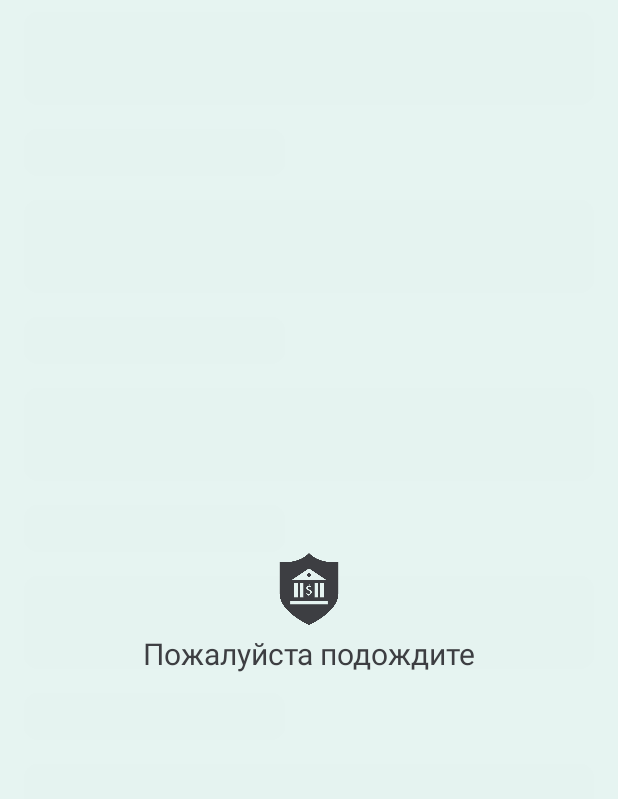
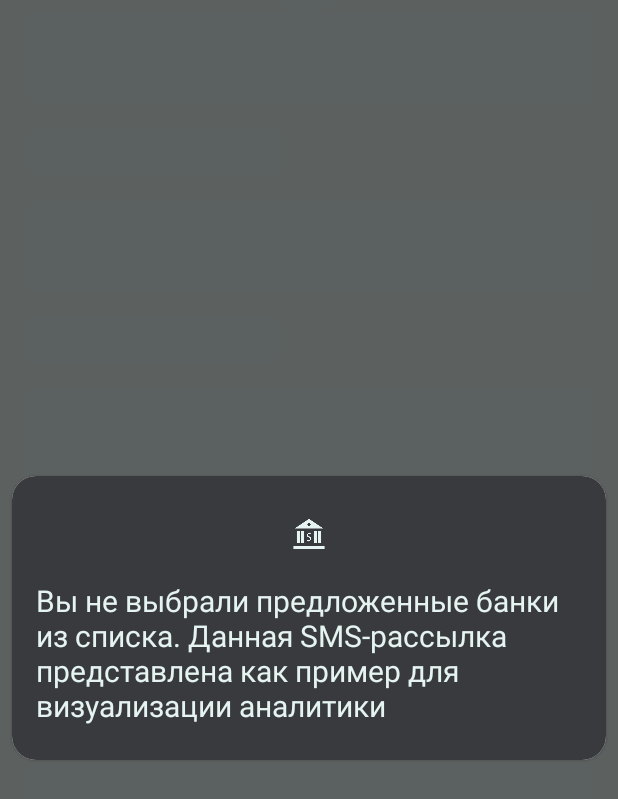
Before and after one commit to MaksimKischenko/BankingBy, an Android app built with Jetpack Compose: the screen it shows after launch (MainActivity), on a phone screen of 412 x 824 dp. Shown: the top 799 px of the screen. Run offline under Robolectric (Android 15) with nearby library versions, the light colour scheme and no system bars; our stand-ins replace Dagger/Hilt's generated code, Shimmer; libraries missing offline, so code that uses them is left out: co.yml.charts; 18 statements that could not run were skipped.

Commit message:
last v 1.6.1+4

```diff
--- a/app/build.gradle.kts
+++ b/app/build.gradle.kts
@@ -13,8 +13,8 @@ android {
         applicationId = "com.production.smsbankinganalitics"
         minSdk = 26
         targetSdk = 34
-        versionCode = 1
-        versionName = "1.4"
+        versionCode = 4
+        versionName = "1.6"
         testInstrumentationRunner = "androidx.test.runner.AndroidJUnitRunner"
         vectorDrawables {
             useSupportLibrary = true
--- a/app/src/main/AndroidManifest.xml
+++ b/app/src/main/AndroidManifest.xml
@@ -27,12 +27,9 @@
         <activity
             android:name=".MainActivity"
             android:exported="true"
-            android:label="@string/app_name"
             android:theme="@style/Theme.SmsBankingAnalitics">
-
             <intent-filter>
                 <action android:name="android.intent.action.MAIN" />
-
                 <category android:name="android.intent.category.LAUNCHER" />
             </intent-filter>
         </activity>
--- a/app/src/main/java/com/production/smsbankinganalitics/MainActivity.kt
+++ b/app/src/main/java/com/production/smsbankinganalitics/MainActivity.kt
@@ -1,5 +1,7 @@
 package com.production.smsbankinganalitics
 
+import android.annotation.SuppressLint
+import android.content.pm.ActivityInfo
 import android.os.Build
 import android.os.Bundle
 import androidx.activity.ComponentActivity
@@ -25,9 +27,11 @@ import dagger.hilt.android.AndroidEntryPoint
 
 @AndroidEntryPoint
 class MainActivity : ComponentActivity() {
+    @SuppressLint("SourceLockedOrientationActivity")
     @RequiresApi(Build.VERSION_CODES.TIRAMISU)
     override fun onCreate(savedInstanceState: Bundle?) {
         super.onCreate(savedInstanceState)
+        requestedOrientation = ActivityInfo.SCREEN_ORIENTATION_PORTRAIT;
         setContent {
             AppWrapper()
         }
--- a/app/src/main/java/com/production/smsbankinganalitics/model/SmsAddress.kt
+++ b/app/src/main/java/com/production/smsbankinganalitics/model/SmsAddress.kt
@@ -4,7 +4,7 @@ import com.production.smsbankinganalitics.R
 
 
 enum class SmsAddress(val labelArray: Array<String>, val resId:Int) {
-    NO(arrayOf(""), R.drawable.unknown),
+    NO(arrayOf("NO"), R.drawable.unknown),
     BNB(arrayOf("BNB-BANK","BNB-Bank"), R.drawable.bnb_logo),
     ASB(arrayOf("ASB.BY", "Mbank"), R.drawable.asb_logo),
     BSB(arrayOf("BSB-Bank"), R.drawable.bsb_logo),
--- a/app/src/main/java/com/production/smsbankinganalitics/view/screens/sms_banking/SmsBankingScreen.kt
+++ b/app/src/main/java/com/production/smsbankinganalitics/view/screens/sms_banking/SmsBankingScreen.kt
@@ -35,6 +35,7 @@ import com.production.smsbankinganalitics.view_models.SmsReceiverViewModel
 import com.production.smsbankinganalitics.view_models.UiEffectsEvent
 import com.production.smsbankinganalitics.view_models.UiEffectsViewModel
 import com.production.smsbankinganalitics.view.widgets.AppDrawer
+import com.production.smsbankinganalitics.view.widgets.InfoDialog
 import com.production.smsbankinganalitics.view.widgets.SmsAppBar
 import com.production.smsbankinganalitics.view.widgets.SmsFilterDialog
 import kotlinx.coroutines.launch
@@ -53,7 +54,8 @@ fun SmsBankingScreen(
     val scope = rememberCoroutineScope()
     val drawerState = rememberDrawerState(initialValue = DrawerValue.Closed)
     val dateState = rememberDatePickerState()
-    val openDialog = remember { mutableStateOf(false) }
+    val openDatePickerDialog = remember { mutableStateOf(false) }
+    val openInfoDialog = remember { mutableStateOf(false) }
     val snackbarHostState = remember { SnackbarHostState() }
     val pullRefreshState =
         rememberPullRefreshState(
@@ -65,6 +67,9 @@ fun SmsBankingScreen(
 
     LaunchedEffect(key1 = true) {
         onLoad(context, smsAddress, smsReceiverViewModel)
+        if(smsAddress == SmsAddress.NO) {
+            openInfoDialog.value = true
+        }
 
     }
     SideEffect {
@@ -99,7 +104,7 @@ fun SmsBankingScreen(
                                 }
                             },
                             onFilterClick = {
-                                openDialog.value = true
+                                openDatePickerDialog.value = true
                             }
                         )
                     }
@@ -126,7 +131,11 @@ fun SmsBankingScreen(
                             smsReceiverViewModel,
                             dateState.selectedDateMillis
                         )
-                    }, dateState, openDialog = openDialog
+                    },
+                    dateState, openDialog = openDatePickerDialog
+                )
+                InfoDialog(
+                    openDialog = openInfoDialog,
                 )
             }
         }
--- /dev/null
+++ b/app/src/main/java/com/production/smsbankinganalitics/view/widgets/InfoDialog.kt
@@ -0,0 +1,79 @@
+package com.production.smsbankinganalitics.view.widgets
+
+import androidx.compose.foundation.Image
+import androidx.compose.foundation.background
+import androidx.compose.foundation.layout.Arrangement
+import androidx.compose.foundation.layout.Column
+import androidx.compose.foundation.layout.IntrinsicSize
+import androidx.compose.foundation.layout.fillMaxSize
+import androidx.compose.foundation.layout.fillMaxWidth
+import androidx.compose.foundation.layout.height
+import androidx.compose.foundation.layout.padding
+import androidx.compose.foundation.layout.size
+import androidx.compose.foundation.shape.RoundedCornerShape
+import androidx.compose.material3.ElevatedCard
+import androidx.compose.material3.MaterialTheme
+import androidx.compose.material3.Text
+import androidx.compose.runtime.Composable
+import androidx.compose.runtime.MutableState
+import androidx.compose.ui.Alignment
+import androidx.compose.ui.Modifier
+import androidx.compose.ui.layout.ContentScale
+import androidx.compose.ui.res.painterResource
+import androidx.compose.ui.text.TextStyle
+import androidx.compose.ui.text.font.FontWeight
+import androidx.compose.ui.unit.dp
+import androidx.compose.ui.unit.sp
+import androidx.compose.ui.window.Dialog
+import com.production.smsbankinganalitics.R
+import com.production.smsbankinganalitics.view_models.utils.Localization
+
+@Composable
+fun InfoDialog(
+    openDialog: MutableState<Boolean>
+) {
+    when {
+        openDialog.value -> {
+            Dialog(
+                onDismissRequest = {
+                    openDialog.value = false
+                }
+            ) {
+                ElevatedCard(
+                    modifier = Modifier
+                        .fillMaxWidth()
+                        .height(IntrinsicSize.Min)
+                        .padding(8.dp),
+                    shape = RoundedCornerShape(16.dp),
+                ) {
+                    Column(
+                        verticalArrangement = Arrangement.Center,
+                        horizontalAlignment = Alignment.CenterHorizontally,
+                        modifier = Modifier
+                            .background(color = MaterialTheme.colorScheme.tertiary)
+                            .fillMaxSize()
+                            .padding(16.dp)
+                    ) {
+                        Image(
+                            painterResource(id = R.drawable.banking),
+                            contentDescription = "banking",
+                            contentScale = ContentScale.Fit,
+                            modifier = Modifier
+                                .size(48.dp)
+                                .padding(vertical = 4.dp)
+                        )
+                        Text(
+                            text = Localization.withComposable(R.string.info_dialog_example),
+                            modifier = Modifier.padding(vertical = 8.dp),
+                            style = TextStyle(
+                                fontWeight = FontWeight.Normal,
+                                color = MaterialTheme.colorScheme.onTertiary
+                            ),
+                            fontSize = 20.sp,
+                        )
+                    }
+                }
+            }
+        }
+    }
+}
--- a/app/src/main/java/com/production/smsbankinganalitics/view/widgets/SmsFilterDialog.kt
+++ b/app/src/main/java/com/production/smsbankinganalitics/view/widgets/SmsFilterDialog.kt
@@ -1,5 +1,7 @@
 package com.production.smsbankinganalitics.view.widgets
 
+import androidx.compose.foundation.layout.IntrinsicSize
+import androidx.compose.foundation.layout.height
 import androidx.compose.material3.Button
 import androidx.compose.material3.ButtonColors
 import androidx.compose.material3.DatePicker
@@ -10,6 +12,7 @@ import androidx.compose.material3.MaterialTheme
 import androidx.compose.material3.Text
 import androidx.compose.runtime.Composable
 import androidx.compose.runtime.MutableState
+import androidx.compose.ui.Modifier
 import androidx.compose.ui.unit.dp
 import com.production.smsbankinganalitics.R
 import com.production.smsbankinganalitics.view_models.utils.Localization
--- a/app/src/main/java/com/production/smsbankinganalitics/view_models/SmsReceiverViewModel.kt
+++ b/app/src/main/java/com/production/smsbankinganalitics/view_models/SmsReceiverViewModel.kt
@@ -16,10 +16,12 @@ import com.production.smsbankinganalitics.model.SmsAddress
 import com.production.smsbankinganalitics.model.SmsArgs
 import com.production.smsbankinganalitics.model.SmsCommonInfo
 import com.production.smsbankinganalitics.model.SmsParsedBody
+import com.production.smsbankinganalitics.view_models.data.repositories.ExampleSmsRepository
 import com.production.smsbankinganalitics.view_models.services.SMSReceiver
 import com.production.smsbankinganalitics.view_models.services.SmsBroadcastReceiver
 import com.production.smsbankinganalitics.view_models.services.SmsParsers.SmsParser
 import com.production.smsbankinganalitics.view_models.services.SmsParsers.SmsParserFactory
+import com.production.smsbankinganalitics.view_models.services.SmsParsers.SmsUnknownParser
 import com.production.smsbankinganalitics.view_models.utils.DateUtils
 import com.production.smsbankinganalitics.view_models.utils.Localization
 import dagger.hilt.android.lifecycle.HiltViewModel
@@ -50,15 +52,23 @@ class SmsReceiverViewModel @Inject constructor(
     fun onEvent(event: SmsReceiverEvent) {
         viewModelScope.launch(Dispatchers.IO) {
             try {
+                val noParsedSmsMap: Map<String, LocalDateTime>
+
                 when (event) {
                     is SmsReceiverEvent.ByArgs -> {
                         if ((event.smsArgs.dateFrom ?: 0) < System.currentTimeMillis()) {
                             state = state.copy(isLoading = true)
                             val smsReceiver = SMSReceiver
                             smsParser = factory.setParserBankType(event.smsArgs.smsAddress)
-                            val noParsedSmsMap =
+
+                            noParsedSmsMap = if(smsParser is SmsUnknownParser) {
+                                ExampleSmsRepository.noParsedSmsMap
+                            } else {
                                 smsReceiver.getAllSMSByAddress(event.smsArgs, event.context)
+                            }
+
                             smsAddress = event.smsArgs.smsAddress
+
                             if (noParsedSmsMap.isNotEmpty()) {
                                 makeSmsBankingListIfExists(noParsedSmsMap, event)
                             } else {
--- a/app/src/main/java/com/production/smsbankinganalitics/view_models/SplashViewModel.kt
+++ b/app/src/main/java/com/production/smsbankinganalitics/view_models/SplashViewModel.kt
@@ -32,12 +32,12 @@ class SplashViewModel @Inject constructor(
             if (result.all { it.value }) {
                 onFirstLoad(navHostController)
             } else {
-                setPermissionsByDetailSettings(context)
+                setPermissionsByDetailsSettings(context)
             }
         }
     }
 
-    private fun setPermissionsByDetailSettings(context: Context) {
+    private fun setPermissionsByDetailsSettings(context: Context) {
         val intent = Intent(Settings.ACTION_APPLICATION_DETAILS_SETTINGS)
         val uri = Uri.fromParts("package", context.packageName, null)
         intent.setData(uri)
--- /dev/null
+++ b/app/src/main/java/com/production/smsbankinganalitics/view_models/data/repositories/ExampleSmsRepository.kt
@@ -0,0 +1,17 @@
+package com.production.smsbankinganalitics.view_models.data.repositories
+
+import java.time.LocalDateTime
+import java.time.format.DateTimeFormatter
+import javax.inject.Inject
+
+class ExampleSmsRepository {
+    companion object {
+        val noParsedSmsMap: Map<String, LocalDateTime> = mapOf(
+            "Zachisleno 1063.00 BYN na Visa#7777; EXAMPLE BANK>MINSK>BY; MCC 0; 25.05.2024 10:20:20; Dostupno: 1203.63" to LocalDateTime.parse("25.05.2024 10:20:20", DateTimeFormatter.ofPattern("dd.MM.yyyy HH:mm:ss")),
+            "Oplata v internete 12.60 BYN Visa#7777; UBER>INTERNET>BY; MCC 4121; 26.05.2024 09:12:07; Dostupno: 1190.4" to LocalDateTime.parse("26.05.2024 09:12:07", DateTimeFormatter.ofPattern("dd.MM.yyyy HH:mm:ss")),
+            "Oplata 2.90 BYN Visa#7777; SHOP \"SANTA-272\" BAPB>MINSK>BY; MCC 5411; 27.05.2024 12:49:31; Dostupno: 1187.5" to LocalDateTime.parse("27.05.2024 12:49:31", DateTimeFormatter.ofPattern("dd.MM.yyyy HH:mm:ss")),
+            "Oplata 1.36 BYN Visa#7777; SHOP \"SANTA-272\" BAPB>MINSK>BY; MCC 5411; 27.05.2024 14:31:27; Dostupno: 1185.87" to LocalDateTime.parse("27.05.2024 14:31:27", DateTimeFormatter.ofPattern("dd.MM.yyyy HH:mm:ss")),
+            "Oplata 8.71 BYN Visa#7777; GIPPO TRADE CENTRE>MINSK>BY; MCC 5411; 28.05.2024 18:51:37; Dostupno: 1177.16" to LocalDateTime.parse("28.05.2024 18:51:37", DateTimeFormatter.ofPattern("dd.MM.yyyy HH:mm:ss"))
+        )
+    }
+}
--- a/app/src/main/java/com/production/smsbankinganalitics/view_models/services/SmsParsers/SmsUnknownParser.kt
+++ b/app/src/main/java/com/production/smsbankinganalitics/view_models/services/SmsParsers/SmsUnknownParser.kt
@@ -3,6 +3,8 @@ package com.production.smsbankinganalitics.view_models.services.SmsParsers
 import android.content.Context
 import com.production.smsbankinganalitics.R
 import com.production.smsbankinganalitics.model.ActionCategory
+import com.production.smsbankinganalitics.model.AssociationTerminal
+import com.production.smsbankinganalitics.model.Currencies
 import com.production.smsbankinganalitics.model.SmsCommonInfo
 import com.production.smsbankinganalitics.model.SmsParsedBody
 import com.production.smsbankinganalitics.model.Terminal
@@ -12,28 +14,35 @@ import javax.inject.Inject
 
 
 class SmsUnknownParser @Inject constructor(val context: Context) : SmsParser() {
+    private val bynRegex = Regex("""BYN""", RegexOption.IGNORE_CASE)
+    private val usdRegex = Regex("""USD""", RegexOption.IGNORE_CASE)
+    private val eurRegex = Regex("""EUR""", RegexOption.IGNORE_CASE)
+    //    private val dataRegex = Regex("""(\d{2}\.\d{2}\.\d{4} \d{2}:\d{2}:\d{2})""")
+    private val availableLineRegex= Regex("""Dostupno: (\d+\.\d+)""")
+    //    private val availableSumRegex= Regex("[^\\d.]")
+    private val sumRegex = Regex("""\d+(\.\d{2})?""")
+    private val cardMask = Regex("Visa#\\d+")
+    private val actionCategoryRegex = Regex("""(\w+(?:\s+\w+)*)\s+\d+\.\d{2}""", RegexOption.IGNORE_CASE)
+
     override fun toParsedSmsBody(
         noParsedSmsBody: Map.Entry<String, LocalDateTime>,
         makeAssociations: Boolean
     ): SmsParsedBody {
+        val actionCategory = parseActionCategory(noParsedSmsBody.key)
         return SmsParsedBody(
-            paymentSum = 0.0,
-            paymentCurrency = Localization.withContext(context, R.string.unknown),
-            paymentDate = LocalDateTime.now(),
-            actionCategory = ActionCategory.UNKNOWN,
-            terminal = Terminal(
-                isAssociated = false,
-                Localization.withContext(context, R.string.unknown),
-                Localization.withContext(context, R.string.unknown)
-            )
+            paymentCurrency = parseCurrency(noParsedSmsBody.key),
+            paymentSum = parseAmount(noParsedSmsBody.key),
+            paymentDate = noParsedSmsBody.value,
+            actionCategory = actionCategory,
+            terminal = terminalParser(noParsedSmsBody.key, actionCategory, makeAssociations)
         )
     }
 
     override fun toSmsCommonInfo(body: String): SmsCommonInfo {
         return SmsCommonInfo(
-            Localization.withContext(context, R.string.unknown),
-            resId = 0,
-            availableAmount = 0.0,
+            cardMask = "",
+            availableAmount = parseAvailableAmount(body),
+            resId = 0
         )
     }
 
@@ -42,34 +51,80 @@ class SmsUnknownParser @Inject constructor(val context: Context) : SmsParser() {
         actionCategory: ActionCategory,
         makeAssociations: Boolean
     ): Terminal {
-       return Terminal(
-           isAssociated = false,
-           Localization.withContext(context, R.string.unknown),
-           Localization.withContext(context, R.string.unknown)
-       )
+        val noAssociatedName = if (actionCategory == ActionCategory.PAYMENT) {
+            body.split(';')[1].split('>')[0]
+        } else {
+            Localization.withContext(context, R.string.unknown)
+        }
+
+        val associatedName = when {
+            actionCategory == ActionCategory.TRANSFER_FROM -> Localization.withContext(context, R.string.debiting)
+            actionCategory == ActionCategory.TRANSFER_TO -> Localization.withContext(context, R.string.enrollment)
+            makeAssociations -> parseTerminalAssociations(noAssociatedName)
+            else -> null
+        }
+
+        return Terminal(
+            associatedName = associatedName ?: "",
+            isAssociated = makeAssociations,
+            noAssociatedName = noAssociatedName
+        )
     }
 
+
     override fun parseActionCategory(body: String): ActionCategory {
-        return ActionCategory.UNKNOWN
+        var actionCategory = ActionCategory.UNKNOWN
+        val matchCategory = actionCategoryRegex.find(body)?.groupValues?.get(1)?.lowercase() ?: ""
+        if (matchCategory.isNotEmpty()) {
+            actionCategory =
+                ActionCategory.entries.find { it.arrayOfActions.contains(matchCategory) }
+                    ?: ActionCategory.UNKNOWN
+        }
+        return actionCategory
     }
 
     override fun parseAmount(body: String): Double {
-       return 0.0
+        val amount = sumRegex.find(body)?.value
+        return amount?.toDoubleOrNull() ?: 0.0
     }
 
     override fun parseCardMask(body: String): String {
-        return  Localization.withContext(context, R.string.unknown)
+        return cardMask.find(body)?.value?:""
     }
 
     override fun parseAvailableAmount(body: String): Double {
-        return 0.0
+        val sum = availableLineRegex.find(body)?.groupValues?.get(1)
+        return sum?.toDoubleOrNull() ?: 0.0
     }
 
+
+
     override fun parseCurrency(body: String): String {
-        return Localization.withContext(context, R.string.unknown)
+        return when {
+            bynRegex.containsMatchIn(body) -> Currencies.BYN.name
+            usdRegex.containsMatchIn(body) -> Currencies.USD.name
+            eurRegex.containsMatchIn(body) -> Currencies.EUR.name
+            else -> Localization.withContext(context, R.string.unknown)
+        }
     }
 
     override fun parseTerminalAssociations(noAssociatedName: String): String {
-        return  Localization.withContext(context, R.string.unknown)
+        for (category in AssociationTerminal.entries) {
+            for (associatedWord in category.noAssociatedArray) {
+                if (noAssociatedName.lowercase().contains(associatedWord.lowercase())) {
+                    return Localization.withContext(context, category.resId)
+                }
+            }
+        }
+        return Localization.withContext(context, AssociationTerminal.OTHER.resId)
     }
+
+//    override fun parseDate(body: String): String? {
+//        val dateMatch = dataRegex.find(body)
+//        return if (dateMatch != null) {
+//            dateMatch.groupValues[1]
+//        } else {
+//            null
+//        }
+//    }
 }
--- a/app/src/main/res/values/strings.xml
+++ b/app/src/main/res/values/strings.xml
@@ -33,6 +33,7 @@
     <string name="next_button">Далее</string>
     <string name="scip_button">Пропустить</string>
     <string name="start_button">Начать</string>
+    <string name="info_dialog_example">Вы не выбрали предложенные банки из списка. Данная SMS-рассылка представлена как пример для визуализации аналитики</string>
 
     <string name="introHeader_1">Есть ли SMS-рассылка?</string>
     <string name="introDesc_1">У вас подключена SMS-рассылка затрат и поступлений денежных средств одного из основных банков в Республики Беларусь? Отлично! Тогда это приложение для Вас!</string>
--- a/gradle/libs.versions.toml
+++ b/gradle/libs.versions.toml
@@ -1,5 +1,5 @@
 [versions]
-agp = "8.4.0"
+agp = "8.4.1"
 constraintlayoutComposeVersion = "1.0.1"
 datastorePreferences = "1.1.1"
 kotlin = "1.9.0"
@@ -9,14 +9,14 @@ hiltAndroid = "2.49"
 hiltNavigationCompose = "1.2.0"
 junitVersion = "1.1.5"
 espressoCore = "3.5.1"
-lifecycleRuntimeKtx = "2.7.0"
+lifecycleRuntimeKtx = "2.8.1"
 activityCompose = "1.9.0"
 composeBom = "2024.05.00"
 material = "1.6.7"
 navigationCompose = "2.7.7"
 uiTextGoogleFonts = "1.6.7"
 ycharts = "2.1.0"
-appcompat = "1.6.1"
+appcompat = "1.7.0"
 
 [libraries]
 
```
Also changed, not shown: 7 other files.
